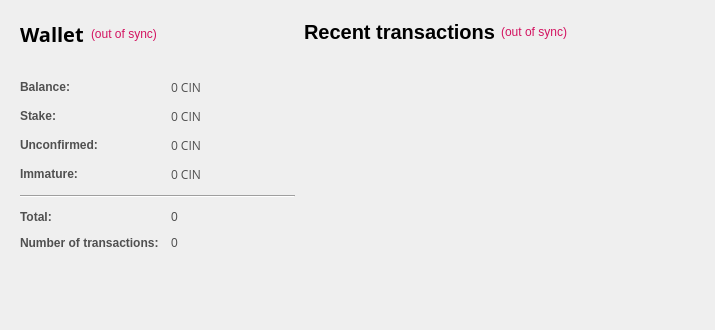
Above: src/qt/forms/overviewpage.ui from CrypTraider/Cinder before the change. Below: the same form after it.
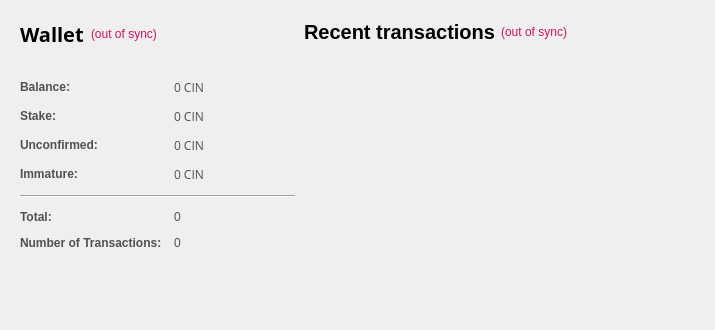
That is the form after the change.

```diff
--- a/src/qt/forms/overviewpage.ui
+++ b/src/qt/forms/overviewpage.ui
@@ -410,7 +410,7 @@
           <item row="6" column="0">
            <widget class="QLabel" name="label_2">
             <property name="text">
-             <string>&lt;html&gt;&lt;head/&gt;&lt;body&gt;&lt;p&gt;&lt;span style=&quot; font-weight:600;&quot;&gt;Number of transactions:&lt;/span&gt;&lt;/p&gt;&lt;/body&gt;&lt;/html&gt;</string>
+             <string>&lt;html&gt;&lt;head/&gt;&lt;body&gt;&lt;p&gt;&lt;span style=&quot; font-weight:600;&quot;&gt;Number of Transactions:&lt;/span&gt;&lt;/p&gt;&lt;/body&gt;&lt;/html&gt;</string>
             </property>
            </widget>
           </item>
```
